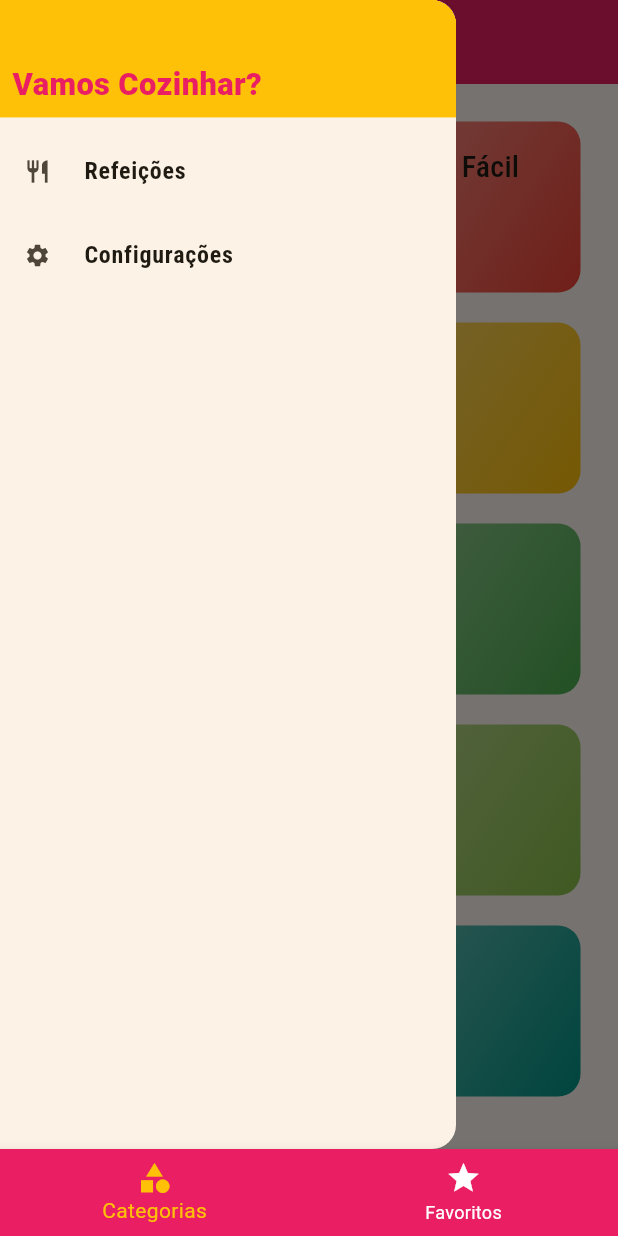
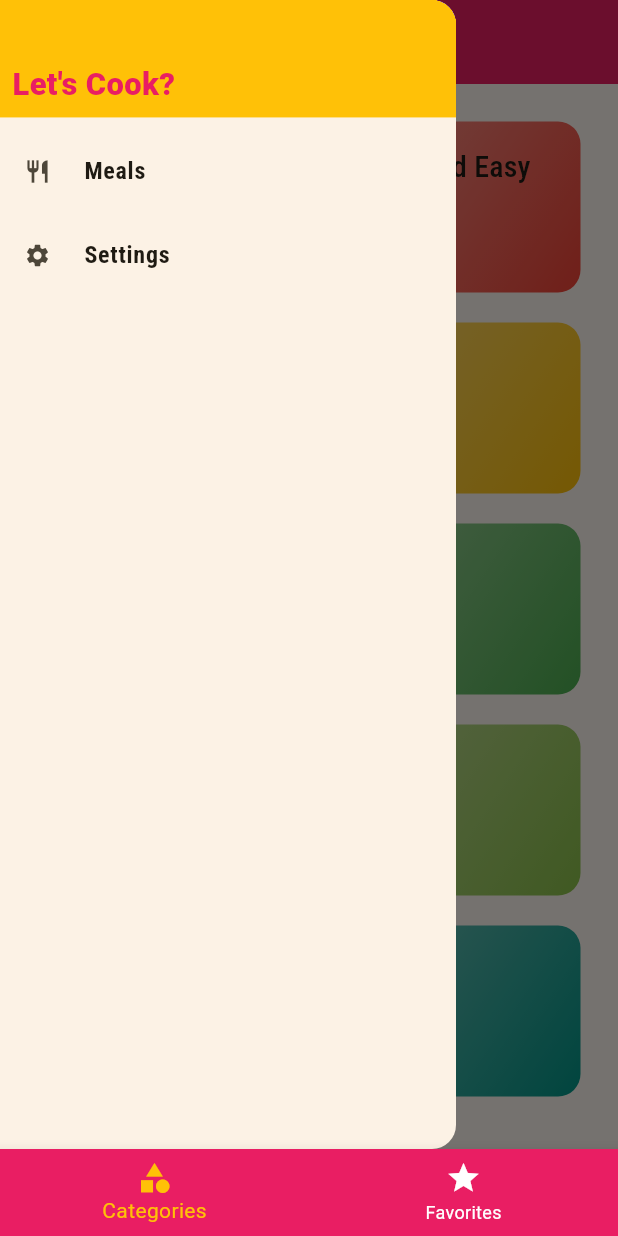
Before and after one commit to paladin120702/meals, a Flutter app: the screen it shows after launch, with the side drawer open, on a phone screen of 412 x 824 dp. Run offline on Flutter 3.47's test engine with Material 3 defaults, Android fonts, the phone set to English and light mode, and no system bars.

```diff
--- a/lib/components/drawer_item.dart
+++ b/lib/components/drawer_item.dart
@@ -40,7 +40,7 @@ class DrawerItem extends StatelessWidget {
                   color: Colors.amber,
                   alignment: Alignment.bottomLeft,
                   child: Text(
-                    'Vamos Cozinhar?',
+                    "Let's Cook?",
                     style: TextStyle(
                       fontWeight: FontWeight.w900,
                       fontSize: width * 0.025,
@@ -55,7 +55,7 @@ class DrawerItem extends StatelessWidget {
                   color: Colors.amber,
                   alignment: Alignment.bottomLeft,
                   child: Text(
-                    'Vamos Cozinhar?',
+                    "Let's Cook?",
                     style: TextStyle(
                       fontWeight: FontWeight.w900,
                       fontSize: width * 0.05,
@@ -66,12 +66,12 @@ class DrawerItem extends StatelessWidget {
           SizedBox(height: height * 0.01),
           _item(
             Icons.restaurant,
-            'Refeições',
+            'Meals',
             () => Navigator.of(context).pushReplacementNamed(AppRoutes.HOME),
           ),
           _item(
             Icons.settings,
-            'Configurações',
+            'Settings',
             () => Navigator.of(context).pushNamed(AppRoutes.SETTINGS),
           ),
         ],
--- a/lib/data/dummy_data.dart
+++ b/lib/data/dummy_data.dart
@@ -5,12 +5,12 @@ import '../models/meal.dart';
 const dummyCategories = [
   Category(
     id: 'c1',
-    title: 'Italiano',
+    title: 'Italian',
     color: Colors.purple,
   ),
   Category(
     id: 'c2',
-    title: 'Rápido & Fácil',
+    title: 'Quick and Easy',
     color: Colors.red,
   ),
   Category(
@@ -20,37 +20,37 @@ const dummyCategories = [
   ),
   Category(
     id: 'c4',
-    title: 'Alemã',
+    title: 'German',
     color: Colors.amber,
   ),
   Category(
     id: 'c5',
-    title: 'Leve & Saudável',
+    title: 'Light and Healthy',
     color: Colors.indigo,
   ),
   Category(
     id: 'c6',
-    title: 'Exótica',
+    title: 'Exotic',
     color: Colors.green,
   ),
   Category(
     id: 'c7',
-    title: 'Café da Manhã',
+    title: 'Breakfast',
     color: Colors.lightBlue,
   ),
   Category(
     id: 'c8',
-    title: 'Asiática',
+    title: 'Asian',
     color: Colors.lightGreen,
   ),
   Category(
     id: 'c9',
-    title: 'Francesa',
+    title: 'French',
     color: Colors.pink,
   ),
   Category(
     id: 'c10',
-    title: 'Verão',
+    title: 'Summer',
     color: Colors.teal,
   ),
 ];
--- a/lib/main.dart
+++ b/lib/main.dart
@@ -20,7 +20,7 @@ class Meals extends StatefulWidget {
 class _MealsState extends State<Meals> {
   Filters filters = Filters();
   List<Meal> _availableMeals = dummyMeals;
-  List<Meal> _favoriteMeals = [];
+  final List<Meal> _favoriteMeals = [];
 
   void _filterMeals(Filters filters) {
     setState(() {
--- a/lib/screens/categories.dart
+++ b/lib/screens/categories.dart
@@ -10,7 +10,7 @@ class Categories extends StatelessWidget {
   Widget build(BuildContext context) {
     return Scaffold(
       appBar: AppBar(
-        title: const Text('Lista de Categorias'),
+        title: const Text('Category List'),
       ),
       drawer: const DrawerItem(),
       body: GridView(
--- a/lib/screens/favorites.dart
+++ b/lib/screens/favorites.dart
@@ -11,12 +11,12 @@ class Favorites extends StatelessWidget {
   Widget build(BuildContext context) {
     return Scaffold(
       appBar: AppBar(
-        title: const Text('Meus Favoritos'),
+        title: const Text('My Favorites'),
       ),
       drawer: const DrawerItem(),
       body: favoriteMeals.isEmpty
           ? const Center(
-              child: Text('Nenhuma refeição favorita!'),
+              child: Text('No favorite meal!'),
             )
           : ListView.builder(
               itemCount: favoriteMeals.length,
--- a/lib/screens/settings.dart
+++ b/lib/screens/settings.dart
@@ -41,7 +41,7 @@ class _SettingsState extends State<Settings> {
   Widget build(BuildContext context) {
     return Scaffold(
       appBar: AppBar(
-        title: const Text('Configurações'),
+        title: const Text('Settings'),
       ),
       body: Column(
         children: [
@@ -49,26 +49,26 @@ class _SettingsState extends State<Settings> {
             child: ListView(
               children: [
                 _createSwitch(
-                  'Sem Glutén',
-                  'Só exibe refeições sem glúten!',
+                  'Gluten free',
+                  'Only gluten-free meals!',
                   filters.isGlutenFree,
                   (value) => setState(() => filters.isGlutenFree = value),
                 ),
                 _createSwitch(
-                  'Sem Lactose',
-                  'Só exibe refeições sem lactose!',
+                  'Lactose free',
+                  'Only lactose-free meals!',
                   filters.isLactoseFree,
                   (value) => setState(() => filters.isLactoseFree = value),
                 ),
                 _createSwitch(
-                  'Vegano',
-                  'Só exibe refeições veganas!',
+                  'Vegan',
+                  'Only vegan meals!',
                   filters.isVegan,
                   (value) => setState(() => filters.isVegan = value),
                 ),
                 _createSwitch(
-                  'Vegetariano',
-                  'Só exibe refeições vegetarianas!',
+                  'Vegetarian',
+                  'Only vegetarian meals!',
                   filters.isVegetarian,
                   (value) => setState(() => filters.isVegetarian = value),
                 ),
--- a/lib/screens/tabs.dart
+++ b/lib/screens/tabs.dart
@@ -43,11 +43,11 @@ class _TabsState extends State<Tabs> {
         items: const [
           BottomNavigationBarItem(
             icon: Icon(Icons.category),
-            label: 'Categorias',
+            label: 'Categories',
           ),
           BottomNavigationBarItem(
             icon: Icon(Icons.star),
-            label: 'Favoritos',
+            label: 'Favorites',
           ),
         ],
       ),
```
Also changed, not shown: lib/components/meal_detail_item.dart (+30 -34 lines), lib/models/meal.dart (+8 -8 lines).
